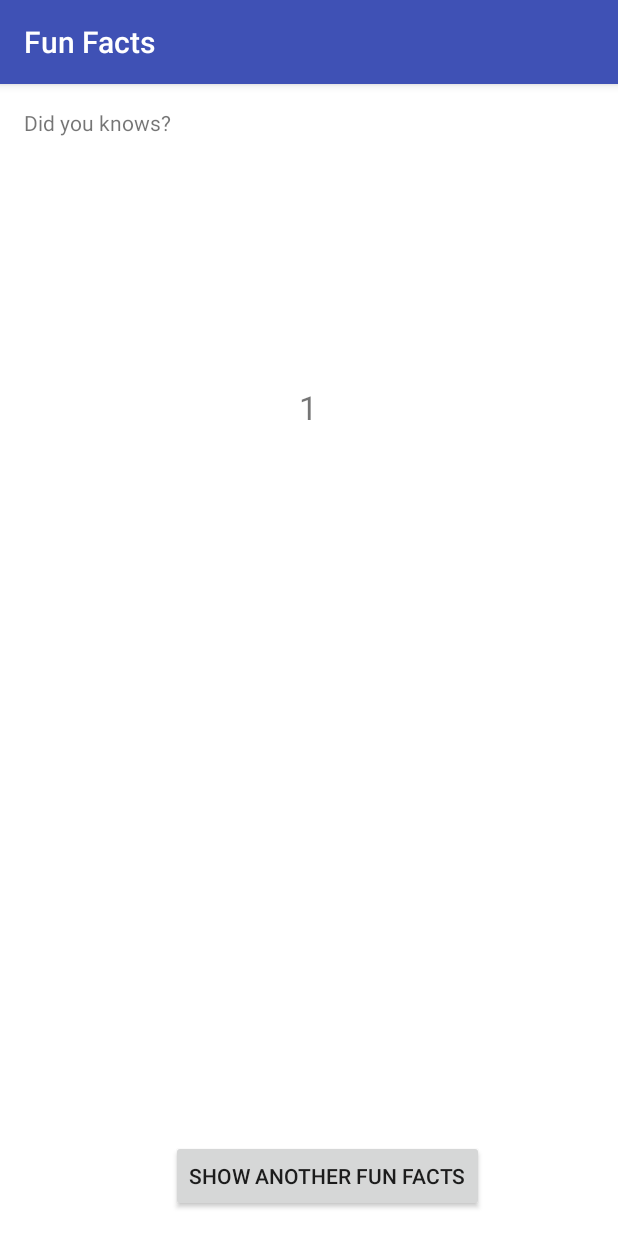
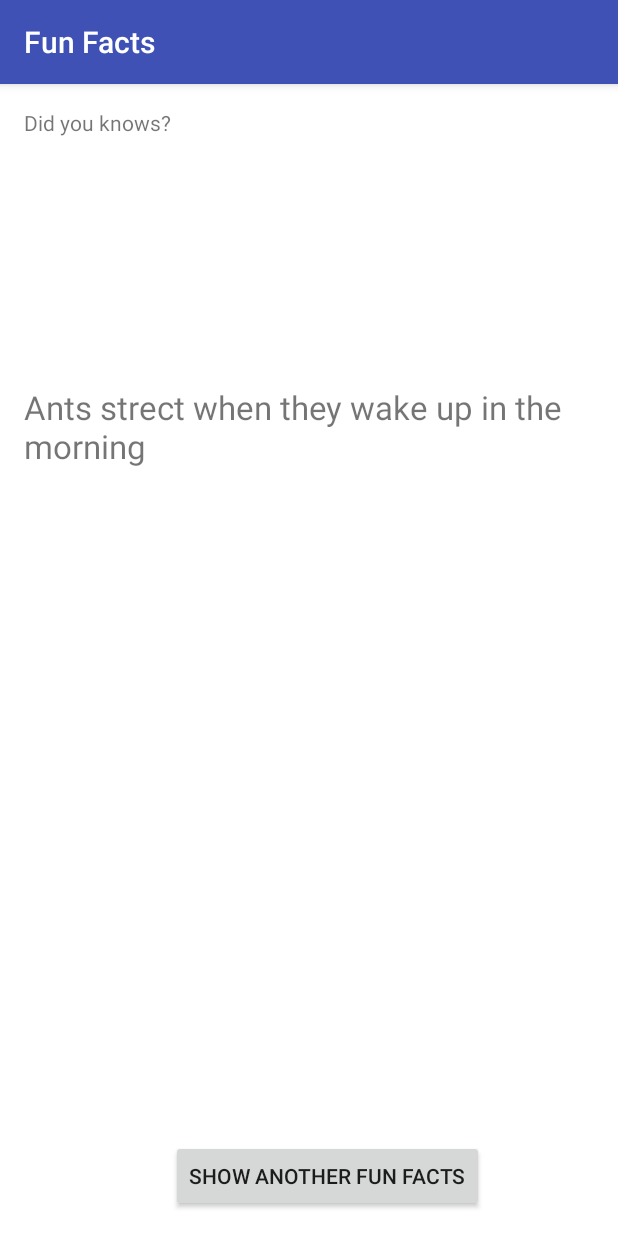
Before and after one commit to yagano1/Simple-Android-App-, an Android app: the screen it shows after launch (FunFactsActivity), after a tap on "SHOW ANOTHER FUN FACTS", on a phone screen of 412 x 824 dp. Run offline under Robolectric (Android 15) with nearby library versions, the phone set to English and light mode, and no system bars.

Commit message:
random facts

```diff
--- a/app/src/main/java/com/example/linh/funfacts/FunFactsActivity.java
+++ b/app/src/main/java/com/example/linh/funfacts/FunFactsActivity.java
@@ -31,11 +31,22 @@ public class FunFactsActivity extends AppCompatActivity {
         {
             @Override
             public void onClick(View View){
-                String fact;
+                String fact = " ";
                 Random randomGenerator = new Random();
                 int randomNumber = randomGenerator.nextInt(3);
-                fact =  randomNumber + "" ;
+               if(randomNumber == 0)
+               {
+                   fact = "Pig can fly";
+               }else if (randomNumber == 1)
+               {
+                   fact = "Ants strect when they wake up in the morning";
+               }else if (randomNumber == 2)
+               {
+                   fact = "Dog can say meo meo";
+               }
                 factLabel.setText(fact);
+
+
 
             }
 
```
